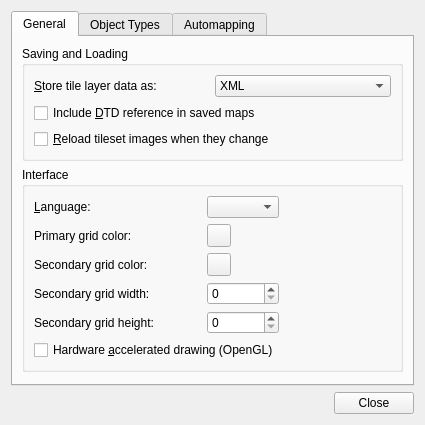
First picture: the form in src/tiled/preferencesdialog.ui, repository firas-assaad/tiled, before the edit.
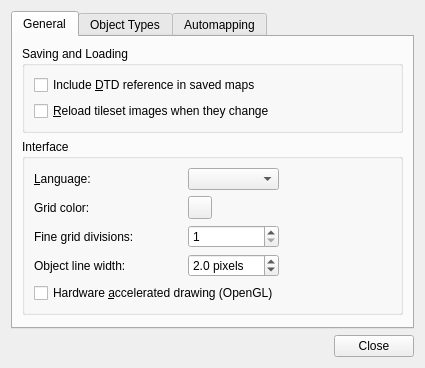
Second picture: the form after the edit. Icons and pictures are not drawn. Custom widgets are drawn as their Qt base class.

Diff of the .ui file:
```diff
--- a/src/tiled/preferencesdialog.ui
+++ b/src/tiled/preferencesdialog.ui
@@ -6,8 +6,8 @@
    <rect>
     <x>0</x>
     <y>0</y>
-    <width>462</width>
-    <height>434</height>
+    <width>421</width>
+    <height>383</height>
    </rect>
   </property>
   <property name="windowTitle">
@@ -33,53 +33,7 @@
           <string>Saving and Loading</string>
          </property>
          <layout class="QGridLayout" name="gridLayout">
-          <item row="0" column="0">
-           <widget class="QLabel" name="label">
-            <property name="text">
-             <string>&amp;Store tile layer data as:</string>
-            </property>
-            <property name="buddy">
-             <cstring>layerDataCombo</cstring>
-            </property>
-           </widget>
-          </item>
-          <item row="0" column="1">
-           <widget class="QComboBox" name="layerDataCombo">
-            <item>
-             <property name="text">
-              <string>XML</string>
-             </property>
-            </item>
-            <item>
-             <property name="text">
-              <string>Base64 (uncompressed)</string>
-             </property>
-            </item>
-            <item>
-             <property name="text">
-              <string>Base64 (gzip compressed)</string>
-             </property>
-            </item>
-            <item>
-             <property name="text">
-              <string>Base64 (zlib compressed)</string>
-             </property>
-            </item>
-            <item>
-             <property name="text">
-              <string>CSV</string>
-             </property>
-            </item>
-           </widget>
-          </item>
-          <item row="2" column="0" colspan="2">
-           <widget class="QCheckBox" name="reloadTilesetImages">
-            <property name="text">
-             <string>&amp;Reload tileset images when they change</string>
-            </property>
-           </widget>
-          </item>
-          <item row="1" column="0" colspan="2">
+          <item row="0" column="0" colspan="2">
            <widget class="QCheckBox" name="enableDtd">
             <property name="toolTip">
              <string>Not enabled by default since a reference to an external DTD is known to cause problems with some XML parsers.</string>
@@ -89,6 +43,13 @@
             </property>
            </widget>
           </item>
+          <item row="1" column="0" colspan="2">
+           <widget class="QCheckBox" name="reloadTilesetImages">
+            <property name="text">
+             <string>&amp;Reload tileset images when they change</string>
+            </property>
+           </widget>
+          </item>
          </layout>
         </widget>
        </item>
@@ -98,7 +59,7 @@
           <string>Interface</string>
          </property>
          <layout class="QGridLayout" name="gridLayout_2">
-          <item row="6" column="0" colspan="4">
+          <item row="5" column="0" colspan="4">
            <widget class="QCheckBox" name="openGL">
             <property name="text">
              <string>Hardware &amp;accelerated drawing (OpenGL)</string>
@@ -118,7 +79,10 @@
           <item row="2" column="0">
            <widget class="QLabel" name="label_3">
             <property name="text">
-             <string>Primary grid color:</string>
+             <string>Grid color:</string>
+            </property>
+            <property name="buddy">
+             <cstring>gridColor</cstring>
             </property>
            </widget>
           </item>
@@ -144,38 +108,46 @@
                     <item row="3" column="0">
            <widget class="QLabel" name="label_4">
             <property name="text">
-             <string>Secondary grid color:</string>
+             <string>Fine grid divisions:</string>
+            </property>
+            <property name="buddy">
+             <cstring>gridFine</cstring>
             </property>
            </widget>
           </item>
           <item row="3" column="3">
-           <widget class="Tiled::Internal::ColorButton" name="secondaryGridColor"/>
-          </item>
-          <item row="4" column="0">
-           <widget class="QLabel" name="label_5">
-            <property name="text">
-             <string>Secondary grid width:</string>
+           <widget class="QSpinBox" name="gridFine">
+            <property name="minimum">
+             <number>1</number>
+            </property>
+            <property name="maximum">
+             <number>128</number>
             </property>
            </widget>
           </item>
           <item row="4" column="3">
-           <widget class="QSpinBox" name="secondaryGridWidth">
-            <property name="maximum">
-             <number>9999</number>
+           <widget class="QDoubleSpinBox" name="objectLineWidth">
+            <property name="suffix">
+             <string> pixels</string>
+            </property>
+            <property name="decimals">
+             <number>1</number>
+            </property>
+            <property name="minimum">
+             <double>1.000000000000000</double>
+            </property>
+            <property name="value">
+             <double>2.000000000000000</double>
             </property>
            </widget>
           </item>
-          <item row="5" column="0">
-           <widget class="QLabel" name="label_6">
+          <item row="4" column="0">
+           <widget class="QLabel" name="label">
             <property name="text">
-             <string>Secondary grid height:</string>
+             <string>Object line width:</string>
             </property>
-           </widget>
-          </item>
-          <item row="5" column="3">
-           <widget class="QSpinBox" name="secondaryGridHeight">
-            <property name="maximum">
-             <number>9999</number>
+            <property name="buddy">
+             <cstring>objectLineWidth</cstring>
             </property>
            </widget>
           </item>
```
Left out of the diff: 17 changed lines with no effect on the pictures.
